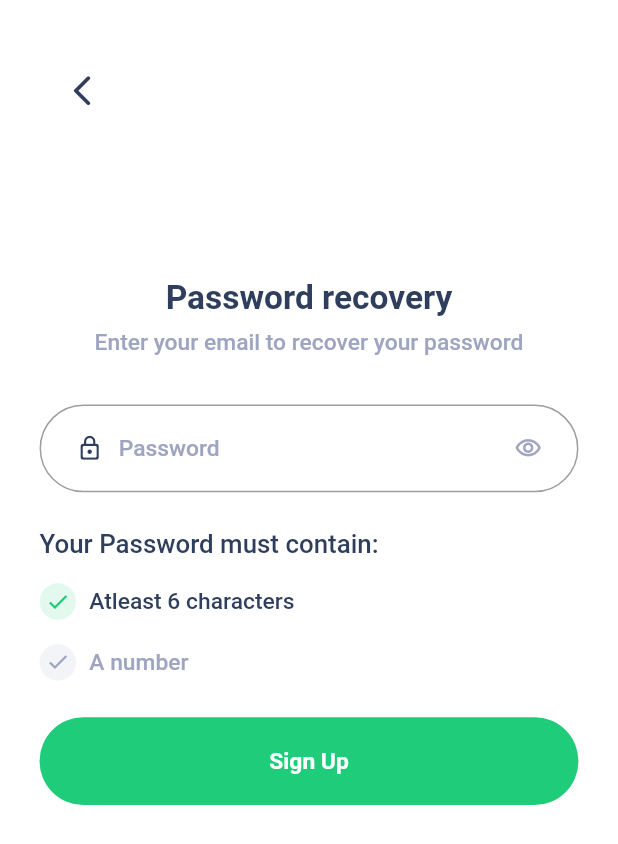
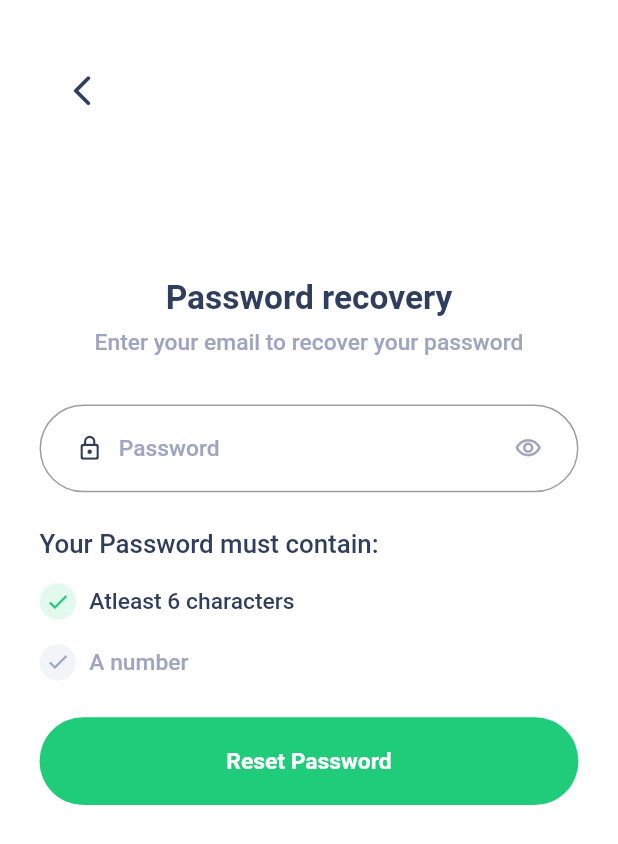
Before and after one commit to nayeemtby/chefio, a Flutter app: the PostPskRecoverScr screen opened directly, on a phone screen of 412 x 824 dp. Shown: the top 844 px of the screen. Run offline on Flutter 3.47's test engine with Material 2 defaults, Android fonts, the light colour scheme and no system bars; our stand-ins replace flutter_screenutil, pinput.

Commit message:
add success dialog on password reset.

```diff
--- a/lib/screens/pskrecover.dart
+++ b/lib/screens/pskrecover.dart
@@ -4,6 +4,7 @@ import 'package:chefio/screens/verifycode.dart';
 import 'package:chefio/theme/colors.dart';
 import 'package:chefio/theme/text_styles.dart';
 import 'package:chefio/widgets/buttons.dart';
+import 'package:chefio/widgets/dialogs.dart';
 import 'package:chefio/widgets/input.dart';
 import 'package:chefio/widgets/scaffolds.dart';
 import 'package:flutter/cupertino.dart';
@@ -195,7 +196,15 @@ class PostPskRecoverScr extends StatelessWidget {
                           height: 24.h,
                         ),
                         BtnPrimary(
-                          txt: 'Sign Up',
+                          txt: 'Reset Password',
+                          onTap: () {
+                            showCupertinoDialog(
+                              context: context,
+                              builder: (ctx) => SuccessDialog(
+                                title: 'Reset Success',
+                                subtitle:
+                                    'Your password was successfully reset. You can login with your new password now.',
+                                buttonText: 'Goto Login',
                                 onTap: () => Navigator.pushAndRemoveUntil(
                                   context,
                                   CupertinoPageRoute(
@@ -203,6 +212,9 @@ class PostPskRecoverScr extends StatelessWidget {
                                   ),
                                   (route) => !Navigator.canPop(context),
                                 ),
+                              ),
+                            );
+                          },
                         ),
                       ],
                     ),
```
Lines whose indentation alone changed are shown as unchanged.
